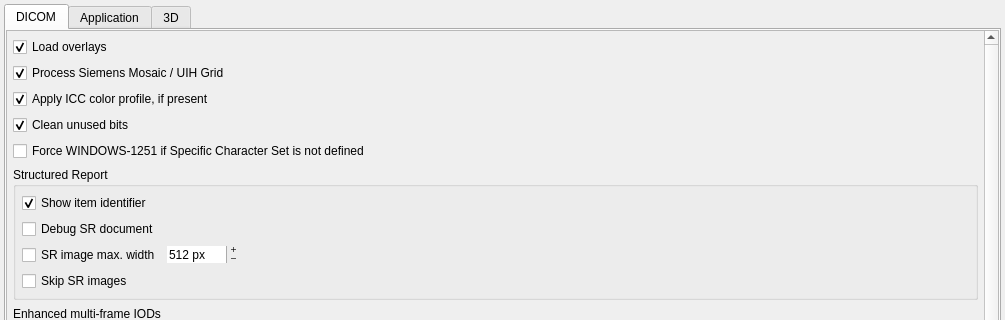
Above: GUI/settingswidget.ui from AlizaMedicalImaging/AlizaMS before the change; both pictures show x 0 to 1005 and y 0 to 320 of the 1005 by 653 pixel window. Below: the same form after it.
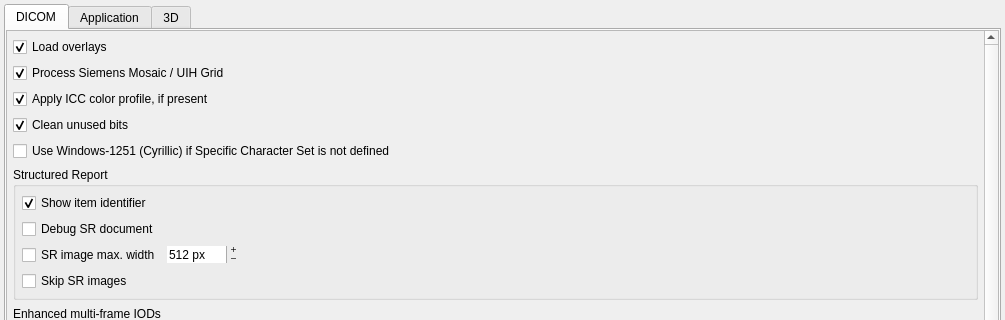
That is the form after the change.

```diff
--- a/GUI/settingswidget.ui
+++ b/GUI/settingswidget.ui
@@ -148,7 +148,7 @@
               <string>&lt;html&gt;&lt;head/&gt;&lt;body&gt;&lt;p&gt;There are many cyrillic data sets with undefined &lt;span style=&quot; font-style:italic;&quot;&gt;Specific Character Set &lt;/span&gt;(0x0008,0x0005) attribute, but using &lt;span style=&quot; font-weight:600;&quot;&gt;WINDOWS-1251&lt;/span&gt; encoding&lt;/p&gt;&lt;/body&gt;&lt;/html&gt;</string>
              </property>
              <property name="text">
-              <string>Force WINDOWS-1251 if Specific Character Set is not defined</string>
+              <string>Use Windows-1251 (Cyrillic) if Specific Character Set is not defined</string>
              </property>
             </widget>
            </item>
```
Left out of the diff: 2 changed lines with no effect on the pictures.
